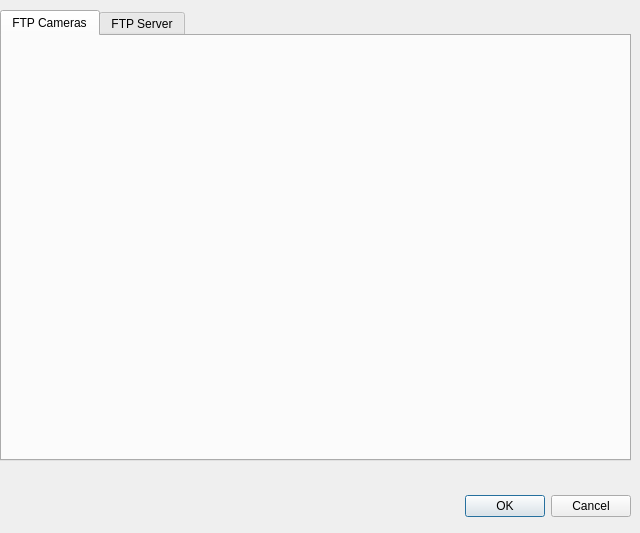
stefanodellosa-personal/WADAS, file src/ui/configure_ftp_cameras.ui: the form before one commit.
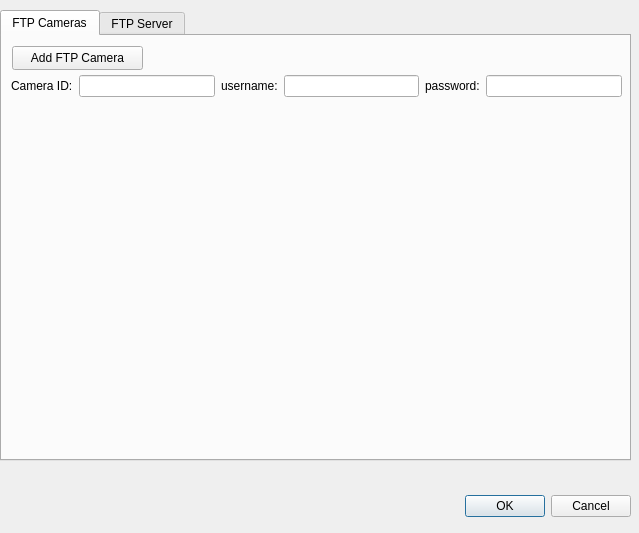
The form after the commit. The open tabs and pages were chosen to show the change.

Commit message:
USB Camera class introduced
- Camera is now base class
- USBCamera class added
- Refactor of misspelled name
- Moved to WindowsAuthorizer() in ftp server
- Added validation method to FTP Camera dialog

What changed in the file:
```diff
--- a/src/ui/configure_ftp_cameras.ui
+++ b/src/ui/configure_ftp_cameras.ui
@@ -6,7 +6,7 @@
    <rect>
     <x>0</x>
     <y>0</y>
-    <width>640</width>
+    <width>639</width>
     <height>533</height>
    </rect>
   </property>
@@ -67,13 +67,74 @@
        <widget class="QWidget" name="gridLayoutWidget">
         <property name="geometry">
          <rect>
-          <x>-1</x>
-          <y>9</y>
-          <width>621</width>
-          <height>401</height>
+          <x>9</x>
+          <y>39</y>
+          <width>611</width>
+          <height>381</height>
          </rect>
         </property>
-        <layout class="QGridLayout" name="gridLayout_cameras"/>
+        <layout class="QGridLayout" name="gridLayout_cameras">
+         <item row="0" column="4">
+          <widget class="QLabel" name="label_9">
+           <property name="text">
+            <string>password:</string>
+           </property>
+          </widget>
+         </item>
+         <item row="1" column="0">
+          <spacer name="verticalSpacer_2">
+           <property name="orientation">
+            <enum>Qt::Orientation::Vertical</enum>
+           </property>
+           <property name="sizeHint" stdset="0">
+            <size>
+             <width>20</width>
+             <height>40</height>
+            </size>
+           </property>
+          </spacer>
+         </item>
+         <item row="0" column="3">
+          <widget class="QLineEdit" name="lineEdit_username_1"/>
+         </item>
+         <item row="0" column="1">
+          <widget class="QLineEdit" name="lineEdit_camera_id_1"/>
+         </item>
+         <item row="0" column="2">
+          <widget class="QLabel" name="label_8">
+           <property name="text">
+            <string>username:</string>
+           </property>
+          </widget>
+         </item>
+         <item row="0" column="0">
+          <widget class="QLabel" name="label_7">
+           <property name="text">
+            <string>Camera ID:</string>
+           </property>
+          </widget>
+         </item>
+         <item row="0" column="5">
+          <widget class="QLineEdit" name="lineEdit_password_1">
+           <property name="echoMode">
+            <enum>QLineEdit::EchoMode::Password</enum>
+           </property>
+          </widget>
+         </item>
+        </layout>
+       </widget>
+       <widget class="QPushButton" name="pushButton">
+        <property name="geometry">
+         <rect>
+          <x>10</x>
+          <y>10</y>
+          <width>131</width>
+          <height>24</height>
+         </rect>
+        </property>
+        <property name="text">
+         <string>Add FTP Camera</string>
+        </property>
        </widget>
       </widget>
       <widget class="QWidget" name="tab_FTPServer">
```
Left out of the diff: 2 changed lines with no effect on the pictures. The commit also changes 12 other files.
